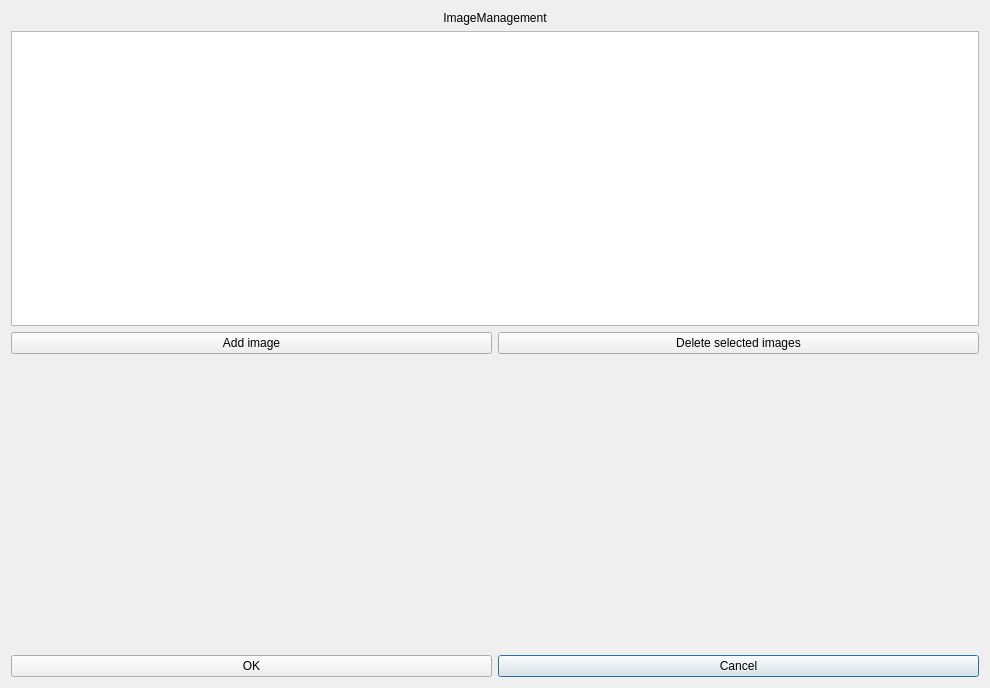
Before: the Qt Designer form PortefolioManager/ProjectManageImages.ui in Mangiang/portefolioManager, drawn with Qt 5.
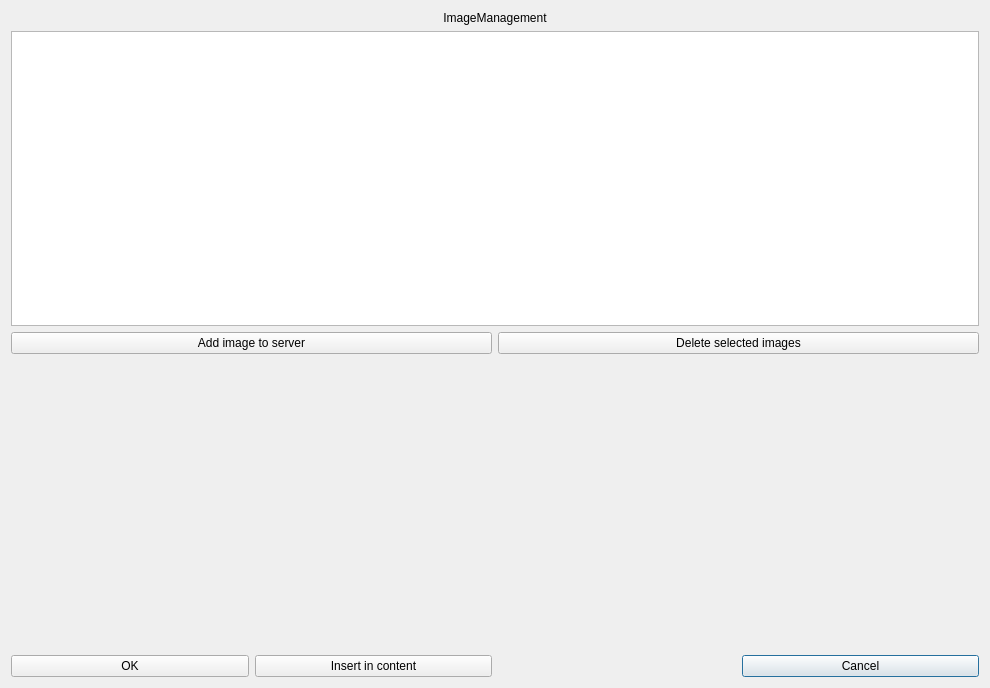
After: the same form once the commit is applied. Icons and pictures are not drawn.

Commit message: - Fix add and delete buttons in ManageImagesDialog

What changed in the file:
```diff
--- a/PortefolioManager/ProjectManageImages.ui
+++ b/PortefolioManager/ProjectManageImages.ui
@@ -30,7 +30,14 @@
    </item>
    <item row="1" column="0">
     <layout class="QGridLayout" name="gridLayout">
-     <item row="2" column="0" colspan="2">
+     <item row="5" column="3">
+      <widget class="QPushButton" name="cancelPushButton">
+       <property name="text">
+        <string>Cancel</string>
+       </property>
+      </widget>
+     </item>
+     <item row="2" column="1" colspan="3">
       <spacer name="verticalSpacer">
        <property name="orientation">
         <enum>Qt::Vertical</enum>
@@ -43,20 +50,27 @@
        </property>
       </spacer>
      </item>
-     <item row="3" column="1">
-      <widget class="QPushButton" name="cancelPushButton">
+     <item row="1" column="0" colspan="2">
+      <widget class="QPushButton" name="addPushButton">
        <property name="text">
-        <string>Cancel</string>
+        <string>Add image to server</string>
        </property>
       </widget>
      </item>
-     <item row="0" column="0" colspan="2">
+     <item row="1" column="2" colspan="2">
+      <widget class="QPushButton" name="deletePushButton">
+       <property name="text">
+        <string>Delete selected images</string>
+       </property>
+      </widget>
+     </item>
+     <item row="0" column="0" colspan="4">
       <widget class="QListWidget" name="imagesListWidget">
        <property name="editTriggers">
         <set>QAbstractItemView::NoEditTriggers</set>
        </property>
        <property name="dragDropMode">
-        <enum>QAbstractItemView::DragOnly</enum>
+        <enum>QAbstractItemView::DragDrop</enum>
        </property>
        <property name="selectionMode">
         <enum>QAbstractItemView::SingleSelection</enum>
@@ -75,24 +89,17 @@
        </property>
       </widget>
      </item>
-     <item row="3" column="0">
+     <item row="5" column="0">
       <widget class="QPushButton" name="okPushButton">
        <property name="text">
         <string>OK</string>
        </property>
       </widget>
      </item>
-     <item row="1" column="0">
-      <widget class="QPushButton" name="addPushButton">
+     <item row="5" column="1">
+      <widget class="QPushButton" name="insertPushButton">
        <property name="text">
-        <string>Add image</string>
-       </property>
-      </widget>
-     </item>
-     <item row="1" column="1">
-      <widget class="QPushButton" name="deletePushButton">
-       <property name="text">
-        <string>Delete selected images</string>
+        <string>Insert in content</string>
        </property>
       </widget>
      </item>
```
The commit also changes 5 other files.
